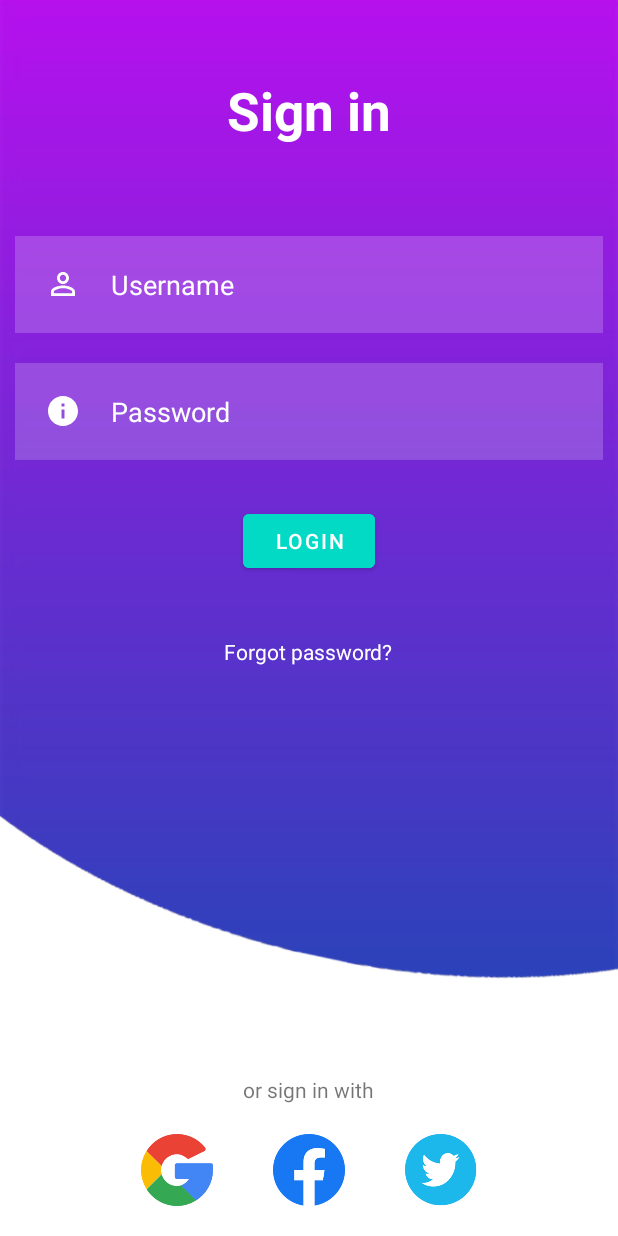
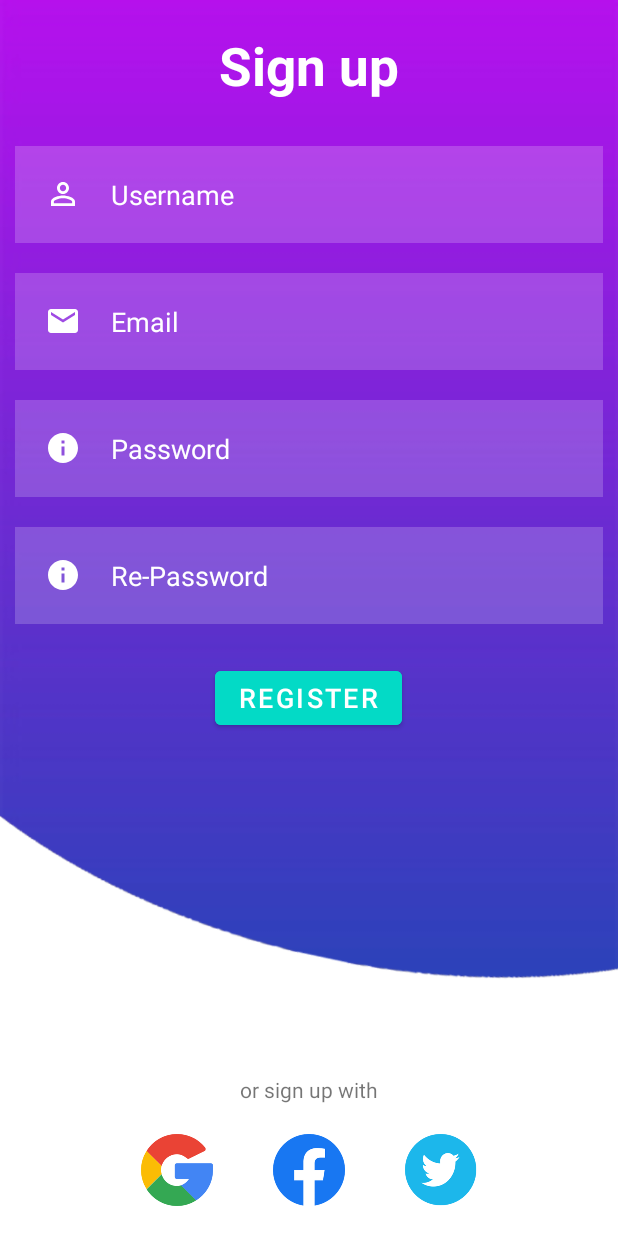
Before and after one commit to ProjectHK5-UTE/MobileEcommerce, an Android app: the layout activity_register.xml on its own in the app's theme, with its tools: preview values and no code run, on a phone screen of 412 x 824 dp. Run offline under Robolectric (Android 15) with nearby library versions, the phone set to English and light mode, and no system bars.

Commit message:
Update Register Form

```diff
--- /dev/null
+++ b/app/src/main/res/drawable/ic_baseline_email_24.xml
@@ -0,0 +1,5 @@
+<vector android:height="24dp" android:tint="#FFFFFF"
+    android:viewportHeight="24" android:viewportWidth="24"
+    android:width="24dp" xmlns:android="http://schemas.android.com/apk/res/android">
+    <path android:fillColor="@android:color/white" android:pathData="M20,4L4,4c-1.1,0 -1.99,0.9 -1.99,2L2,18c0,1.1 0.9,2 2,2h16c1.1,0 2,-0.9 2,-2L22,6c0,-1.1 -0.9,-2 -2,-2zM20,8l-8,5 -8,-5L4,6l8,5 8,-5v2z"/>
+</vector>
--- a/app/src/main/res/layout/activity_main.xml
+++ b/app/src/main/res/layout/activity_register.xml
@@ -5,24 +5,24 @@
     android:layout_width="match_parent"
     android:layout_height="match_parent"
     android:background="@drawable/background"
-    tools:context=".MainActivity">
+    tools:context=".RegisterActivity">
 
     <TextView
         android:layout_width="match_parent"
         android:layout_height="wrap_content"
-        android:id="@+id/signin"
-        android:text="Sign in"
-        android:textColor="@color/white"
+        android:id="@+id/signuptitle"
+        android:text="Sign up"
         android:textSize="35dp"
         android:textStyle="bold"
-        android:layout_margin="50dp"
-        android:gravity="center"/>
+        android:textColor="@color/white"
+        android:gravity="center"
+        android:layout_margin="20dp"/>
 
     <EditText
         android:layout_width="match_parent"
         android:layout_height="wrap_content"
         android:id="@+id/username"
-        android:layout_below="@id/signin"
+        android:layout_below="@id/signuptitle"
         android:background="#30ffffff"
         android:hint="Username"
         android:textColorHint="@color/white"
@@ -35,8 +35,21 @@
     <EditText
         android:layout_width="match_parent"
         android:layout_height="wrap_content"
+        android:id="@+id/email"
+        android:layout_below="@id/username"
+        android:background="#30ffffff"
+        android:hint="Email"
+        android:textColorHint="@color/white"
+        android:textColor="@color/white"
+        android:layout_margin="10dp"
+        android:padding="20dp"
+        android:drawableLeft="@drawable/ic_baseline_email_24"
+        android:drawablePadding="20dp"/>
+    <EditText
+        android:layout_width="match_parent"
+        android:layout_height="wrap_content"
         android:id="@+id/password"
-        android:layout_below="@id/username"
+        android:layout_below="@id/email"
         android:background="#30ffffff"
         android:hint="Password"
         android:textColorHint="@color/white"
@@ -46,44 +59,49 @@
         android:drawableLeft="@drawable/ic_baseline_info_24"
         android:drawablePadding="20dp"
         android:inputType="textPassword"/>
+    <EditText
+        android:layout_width="match_parent"
+        android:layout_height="wrap_content"
+        android:id="@+id/repassword"
+        android:layout_below="@id/password"
+        android:background="#30ffffff"
+        android:hint="Re-Password"
+        android:textColorHint="@color/white"
+        android:textColor="@color/white"
+        android:layout_margin="10dp"
+        android:padding="20dp"
+        android:drawableLeft="@drawable/ic_baseline_info_24"
+        android:drawablePadding="20dp"
+        android:inputType="textPassword"/>
 
     <com.google.android.material.button.MaterialButton
+        android:id="@+id/signupbtn"
         android:layout_width="wrap_content"
         android:layout_height="wrap_content"
-        android:id="@+id/loginbtn"
-        android:layout_below="@id/password"
-        android:text="LOGIN"
+        android:layout_below="@id/repassword"
+        android:layout_centerHorizontal="true"
+        android:layout_marginStart="15dp"
+        android:layout_marginTop="15dp"
+        android:layout_marginEnd="15dp"
+        android:layout_marginBottom="15dp"
         android:backgroundTint="@color/design_default_color_secondary"
-        android:layout_centerHorizontal="true"
-        android:layout_margin="20dp"
-        />
+        android:text="REGISTER"
+        android:textSize="18dp" />
 
     <TextView
         android:layout_width="wrap_content"
         android:layout_height="wrap_content"
-        android:id="@+id/forgotpass"
-        android:layout_below="@id/loginbtn"
-        android:text="Forgot password?"
-        android:textColor="@color/white"
-        android:layout_centerHorizontal="true"
-        android:layout_margin="20dp"/>
-
-    <TextView
-        android:layout_width="wrap_content"
-        android:layout_height="wrap_content"
-        android:id="@+id/others"
+        android:id="@+id/info"
         android:layout_above="@id/socialicons"
-        android:text="or sign in with"
+        android:text="or sign up with"
         android:layout_centerHorizontal="true"/>
-
 
     <LinearLayout
         android:layout_width="match_parent"
         android:layout_height="wrap_content"
         android:id="@+id/socialicons"
-        android:layout_alignParentBottom="true"
-        android:gravity="center">
-
+        android:gravity="center"
+        android:layout_alignParentBottom="true">
 
         <ImageView
             android:layout_width="48dp"
@@ -100,8 +118,6 @@
             android:layout_height="48dp"
             android:layout_margin="20dp"
             android:src="@drawable/twitter"/>
-
     </LinearLayout>
 
-
 </RelativeLayout>
```
Also changed, not shown: app/src/main/AndroidManifest.xml (+6 -2 lines), app/src/main/java/com/example/mobileecommerce/LoginActivity.java (renamed from app/src/main/java/com/example/mobileecommerce/MainActivity.java, +14 -6 lines), app/src/main/java/com/example/mobileecommerce/RegisterActivity.java (added, +35 -0 lines), app/src/main/res/layout/activity_login.xml (added, +111 -0 lines).
